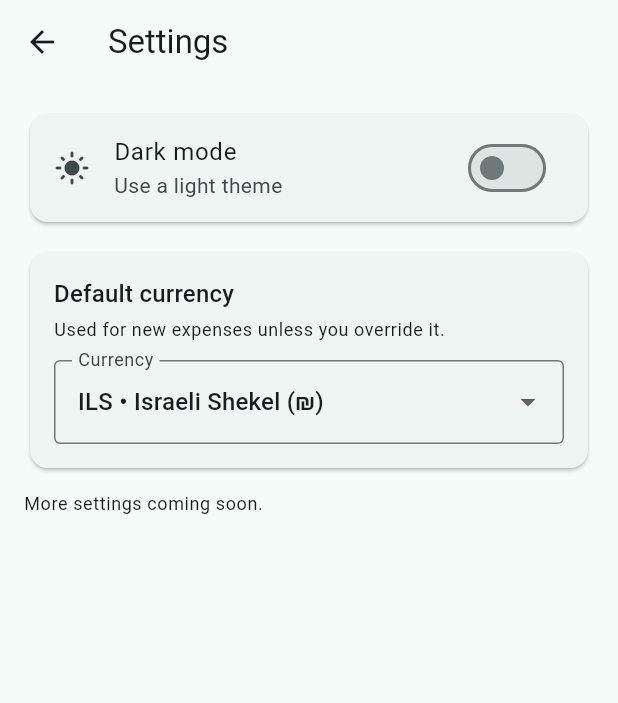
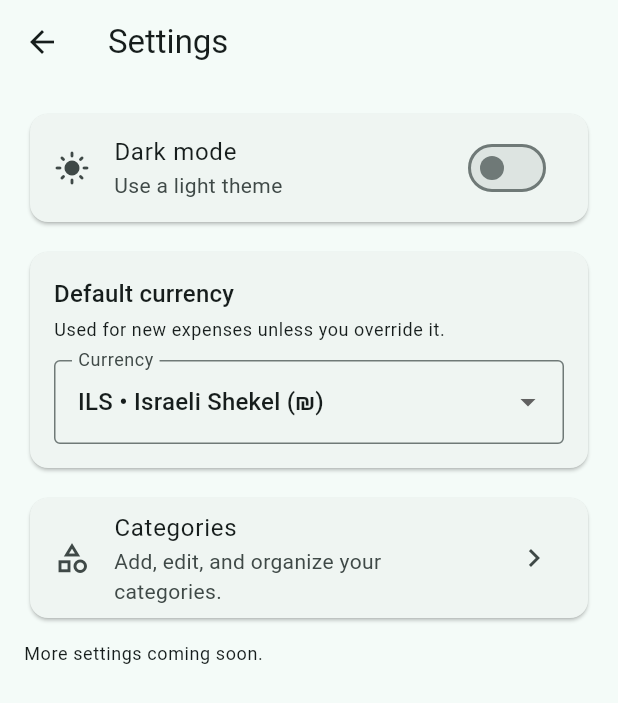
Before and after one commit to nwe2107/expense_tracker, a Flutter app: the screen it shows once a user with an empty profile is signed in, after a tap on the "person" icon, on a phone screen of 412 x 824 dp. Shown: the top 703 px of the screen. Run offline on Flutter 3.47's test engine with Material 3 defaults, Android fonts, the phone set to English and light mode, and no system bars; our stand-ins replace cloud_firestore, csv, firebase_auth, firebase_core, firebase_storage, fl_chart and 4 more; accounts and stored records are empty; generated files the repository leaves out were written again.

```diff
--- a/lib/pages/settings_page.dart
+++ b/lib/pages/settings_page.dart
@@ -2,6 +2,7 @@ import 'package:firebase_auth/firebase_auth.dart';
 import 'package:flutter/material.dart';
 
 import '../main.dart';
+import '../pages/categories_page.dart';
 import '../services/firestore_service.dart';
 import '../utils/currency_data.dart';
 
@@ -93,6 +94,28 @@ class SettingsPage extends StatelessWidget {
             ),
           ),
           const SizedBox(height: 12),
+          Card(
+            child: ListTile(
+              leading: const Icon(Icons.category_outlined),
+              title: const Text('Categories'),
+              subtitle: Text(
+                uid == null
+                    ? 'Sign in to manage categories.'
+                    : 'Add, edit, and organize your categories.',
+              ),
+              trailing: const Icon(Icons.chevron_right),
+              onTap: uid == null
+                  ? null
+                  : () {
+                      Navigator.of(context).push(
+                        MaterialPageRoute(
+                          builder: (_) => CategoriesPage(uid: uid),
+                        ),
+                      );
+                    },
+            ),
+          ),
+          const SizedBox(height: 12),
           Text(
             'More settings coming soon.',
             style: theme.textTheme.bodySmall,
--- a/lib/pages/tabs/home_tab.dart
+++ b/lib/pages/tabs/home_tab.dart
@@ -5,7 +5,6 @@ import '../../models/category_model.dart';
 import '../../models/transaction_model.dart';
 import '../../services/firestore_service.dart';
 import '../../utils/currency_data.dart';
-import '../categories_page.dart';
 import '../edit_transaction_page.dart';
 import '../../widgets/transaction_tile.dart';
 
@@ -100,25 +99,6 @@ class _HomeTabState extends State<HomeTab> {
                 );
               },
             ),
-            const SizedBox(height: 12),
-            Wrap(
-              spacing: 12,
-              runSpacing: 12,
-              children: [
-                // Keep quick access actions; the global FAB handles adding.
-                FilledButton.tonalIcon(
-                  onPressed: () {
-                    Navigator.of(context).push(
-                      MaterialPageRoute(
-                        builder: (_) => CategoriesPage(uid: user.uid),
-                      ),
-                    );
-                  },
-                  icon: const Icon(Icons.category_outlined),
-                  label: const Text('Categories'),
-                ),
-              ],
-            ),
             const SizedBox(height: 16),
             Text(
               'Recent',
```
